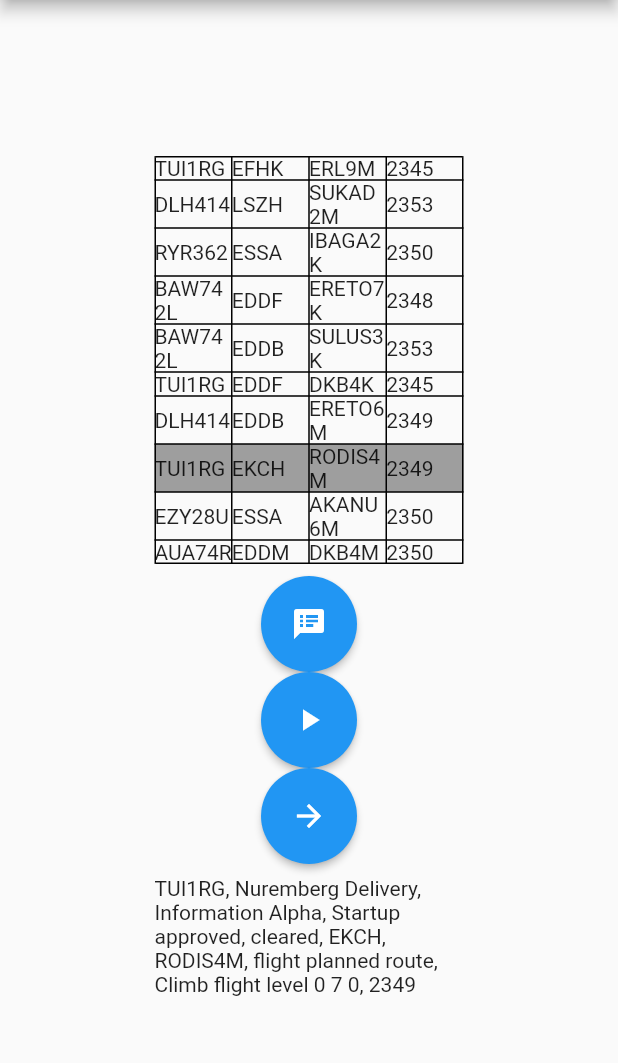
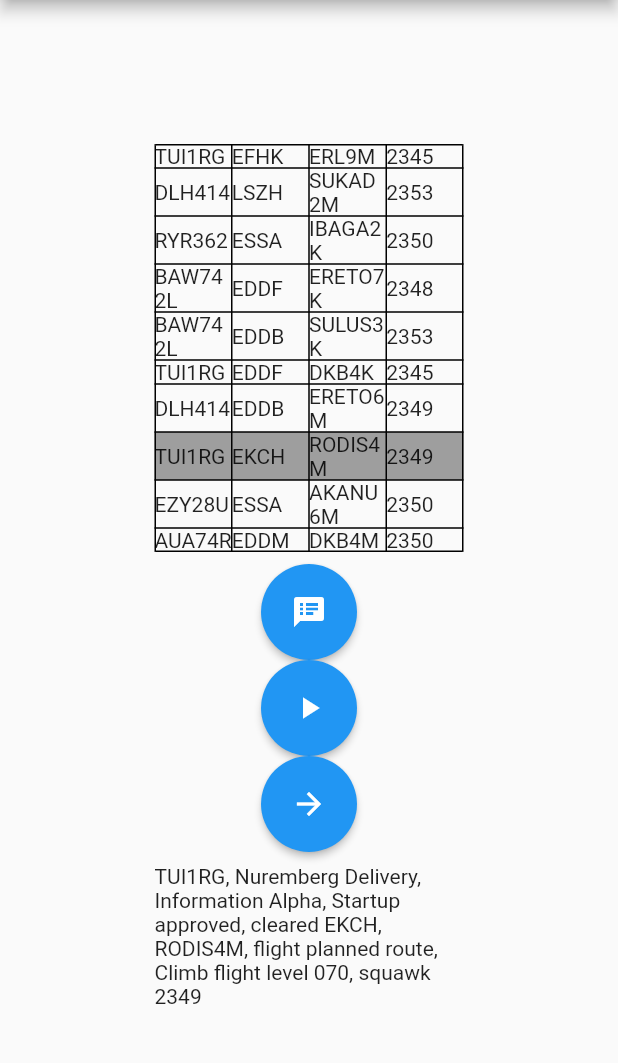
Before and after one commit to tigloo/delivery_trainer, a Flutter app: the screen it shows after launch, after a tap on the "play arrow" icon, on a phone screen of 412 x 824 dp, the part 84-1147 px from its top. Run offline on Flutter 3.47's test engine with Material 2 defaults, Android fonts, the light colour scheme and no system bars; our stand-ins replace bloc, equatable, flutter_bloc, flutter_tts.

Commit message:
Improve string generation

```diff
--- a/lib/main.dart
+++ b/lib/main.dart
@@ -16,7 +16,7 @@
   @override
   Widget build(BuildContext context) {
     return MaterialApp(
-      title: 'Flutter Demo',
+      title: 'Delivery Trainer',
       theme: ThemeData(
         // This is the theme of your application.
         //
@@ -74,12 +74,14 @@
       SpeakableString.literal(displayText: 'Nuremberg Delivery'),
       SpeakableString.literal(displayText: 'Information Alpha'),
       SpeakableString.literal(displayText: 'Startup approved'),
-      SpeakableString.literal(displayText: 'cleared'),
-      SpeakableString.airport(displayText: departure.destination),
+      SpeakableString.literal(displayText: 'cleared ') +
+          SpeakableString.airport(displayText: departure.destination),
       SpeakableString.route(displayText: departure.sid),
       SpeakableString.literal(displayText: 'flight planned route'),
-      SpeakableString.literal(displayText: 'Climb flight level 0 7 0'),
-      SpeakableString.squawk(displayText: departure.squawk),
+      SpeakableString.literal(displayText: 'Climb flight level ') +
+          SpeakableString.natoizedString(displayText: '070'),
+      SpeakableString.literal(displayText: 'squawk ') +
+          SpeakableString.squawk(displayText: departure.squawk),
     ];
   }
 
```
